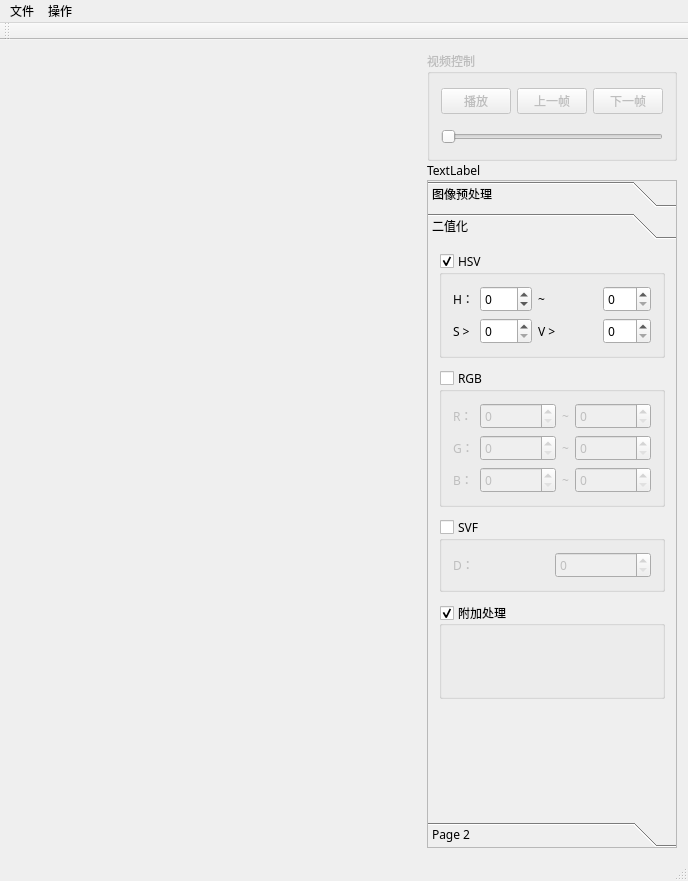
Before: the Qt Designer form TSR/mainwin.ui in YuHao000/TSR, drawn with Qt 5.
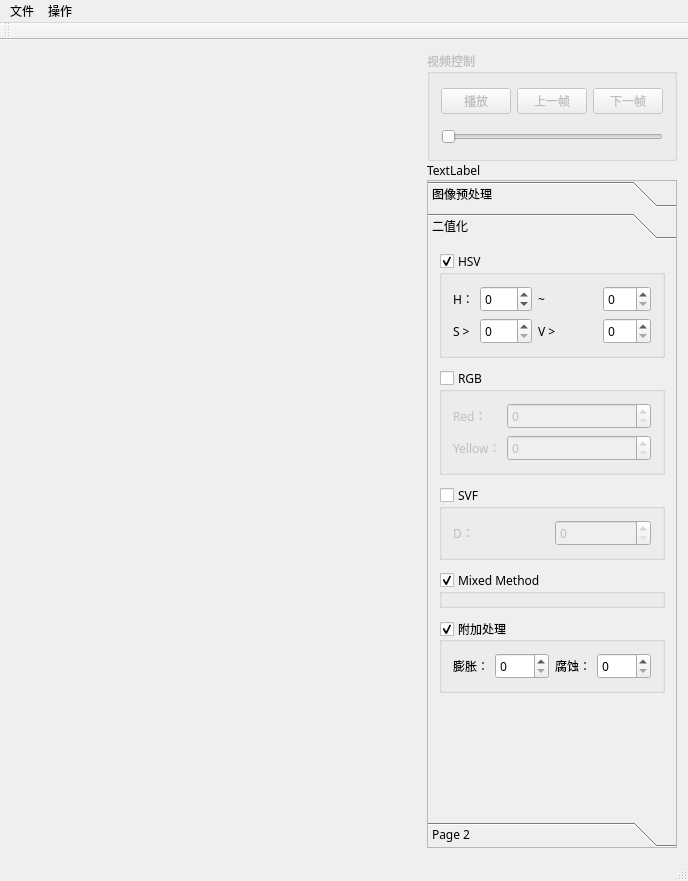
After: the same form once the commit is applied. Custom widgets are drawn as their Qt base class.

Commit message: 1. Add SVF & HSV mixed algorithm 2. Add red and yellow sign recognitaon 3. Add RGB color recognition algorithm

Diff of the .ui file:
```diff
--- a/TSR/mainwin.ui
+++ b/TSR/mainwin.ui
@@ -540,38 +540,12 @@
                 </sizepolicy>
                </property>
                <property name="text">
-                <string>R：</string>
+                <string>Red：</string>
                </property>
               </widget>
              </item>
              <item row="0" column="1">
-              <widget class="QSpinBox" name="edtBinaryRmin">
-               <property name="minimum">
-                <number>0</number>
-               </property>
-               <property name="maximum">
-                <number>255</number>
-               </property>
-              </widget>
-             </item>
-             <item row="0" column="2">
-              <widget class="QLabel" name="label_11">
-               <property name="sizePolicy">
-                <sizepolicy hsizetype="Fixed" vsizetype="Preferred">
-                 <horstretch>0</horstretch>
-                 <verstretch>0</verstretch>
-                </sizepolicy>
-               </property>
-               <property name="text">
-                <string>~</string>
-               </property>
-               <property name="alignment">
-                <set>Qt::AlignCenter</set>
-               </property>
-              </widget>
-             </item>
-             <item row="0" column="3">
-              <widget class="QSpinBox" name="edtBinaryRmax">
+              <widget class="QSpinBox" name="edtBinaryRed">
                <property name="minimum">
                 <number>0</number>
                </property>
@@ -589,87 +563,12 @@
                 </sizepolicy>
                </property>
                <property name="text">
-                <string>G：</string>
+                <string>Yellow：</string>
                </property>
               </widget>
              </item>
              <item row="1" column="1">
-              <widget class="QSpinBox" name="edtBinaryGmin">
-               <property name="minimum">
-                <number>0</number>
-               </property>
-               <property name="maximum">
-                <number>255</number>
-               </property>
-              </widget>
-             </item>
-             <item row="1" column="2">
-              <widget class="QLabel" name="label_13">
-               <property name="sizePolicy">
-                <sizepolicy hsizetype="Fixed" vsizetype="Preferred">
-                 <horstretch>0</horstretch>
-                 <verstretch>0</verstretch>
-                </sizepolicy>
-               </property>
-               <property name="text">
-                <string>~</string>
-               </property>
-               <property name="alignment">
-                <set>Qt::AlignCenter</set>
-               </property>
-              </widget>
-             </item>
-             <item row="1" column="3">
-              <widget class="QSpinBox" name="edtBinaryGmax">
-               <property name="minimum">
-                <number>0</number>
-               </property>
-               <property name="maximum">
-                <number>255</number>
-               </property>
-              </widget>
-             </item>
-             <item row="2" column="0">
-              <widget class="QLabel" name="label_16">
-               <property name="sizePolicy">
-                <sizepolicy hsizetype="Maximum" vsizetype="Preferred">
-                 <horstretch>0</horstretch>
-                 <verstretch>0</verstretch>
-                </sizepolicy>
-               </property>
-               <property name="text">
-                <string>B：</string>
-               </property>
-              </widget>
-             </item>
-             <item row="2" column="1">
-              <widget class="QSpinBox" name="edtBinaryBmin">
-               <property name="minimum">
-                <number>0</number>
-               </property>
-               <property name="maximum">
-                <number>255</number>
-               </property>
-              </widget>
-             </item>
-             <item row="2" column="2">
-              <widget class="QLabel" name="label_15">
-               <property name="sizePolicy">
-                <sizepolicy hsizetype="Fixed" vsizetype="Preferred">
-                 <horstretch>0</horstretch>
-                 <verstretch>0</verstretch>
-                </sizepolicy>
-               </property>
-               <property name="text">
-                <string>~</string>
-               </property>
-               <property name="alignment">
-                <set>Qt::AlignCenter</set>
-               </property>
-              </widget>
-             </item>
-             <item row="2" column="3">
-              <widget class="QSpinBox" name="edtBinaryBmax">
+              <widget class="QSpinBox" name="edtBinaryYellow">
                <property name="minimum">
                 <number>0</number>
                </property>
@@ -681,7 +580,7 @@
             </layout>
            </widget>
           </item>
-          <item row="4" column="0">
+          <item row="5" column="0">
            <widget class="QWidget" name="widget_2" native="true"/>
           </item>
           <item row="2" column="0">
@@ -835,10 +734,89 @@
             </layout>
            </widget>
           </item>
-          <item row="3" column="0">
-           <widget class="QGroupBox" name="groupBox">
+          <item row="4" column="0">
+           <widget class="QGroupBox" name="boxBianryPost">
+            <property name="sizePolicy">
+             <sizepolicy hsizetype="Preferred" vsizetype="Fixed">
+              <horstretch>0</horstretch>
+              <verstretch>0</verstretch>
+             </sizepolicy>
+            </property>
             <property name="title">
              <string>附加处理</string>
+            </property>
+            <property name="checkable">
+             <bool>true</bool>
+            </property>
+            <layout class="QGridLayout" name="gridLayout_6">
+             <item row="0" column="0">
+              <widget class="QLabel" name="label_13">
+               <property name="sizePolicy">
+                <sizepolicy hsizetype="Maximum" vsizetype="Preferred">
+                 <horstretch>0</horstretch>
+                 <verstretch>0</verstretch>
+                </sizepolicy>
+               </property>
+               <property name="text">
+                <string>膨胀：</string>
+               </property>
+              </widget>
+             </item>
+             <item row="0" column="1">
+              <widget class="QSpinBox" name="edtBinaryDilate">
+               <property name="minimum">
+                <number>0</number>
+               </property>
+               <property name="maximum">
+                <number>99</number>
+               </property>
+               <property name="value">
+                <number>0</number>
+               </property>
+              </widget>
+             </item>
+             <item row="0" column="2">
+              <widget class="QLabel" name="label_11">
+               <property name="sizePolicy">
+                <sizepolicy hsizetype="Fixed" vsizetype="Preferred">
+                 <horstretch>0</horstretch>
+                 <verstretch>0</verstretch>
+                </sizepolicy>
+               </property>
+               <property name="text">
+                <string>腐蚀：</string>
+               </property>
+               <property name="alignment">
+                <set>Qt::AlignCenter</set>
+               </property>
+              </widget>
+             </item>
+             <item row="0" column="3">
+              <widget class="QSpinBox" name="edtBinaryErode">
+               <property name="minimum">
+                <number>0</number>
+               </property>
+               <property name="maximum">
+                <number>99</number>
+               </property>
+               <property name="value">
+                <number>0</number>
+               </property>
+              </widget>
+             </item>
+            </layout>
+           </widget>
+          </item>
+          <item row="3" column="0">
+           <widget class="QGroupBox" name="boxBinaryMixed">
+            <property name="sizePolicy">
+             <sizepolicy hsizetype="Preferred" vsizetype="Fixed">
+              <horstretch>0</horstretch>
+              <verstretch>0</verstretch>
+             </sizepolicy>
+            </property>
+            <property name="title">
+             <string>Mixed Method</string>
             </property>
             <property name="checkable">
              <bool>true</bool>
```
The commit also changes 5 other files.
